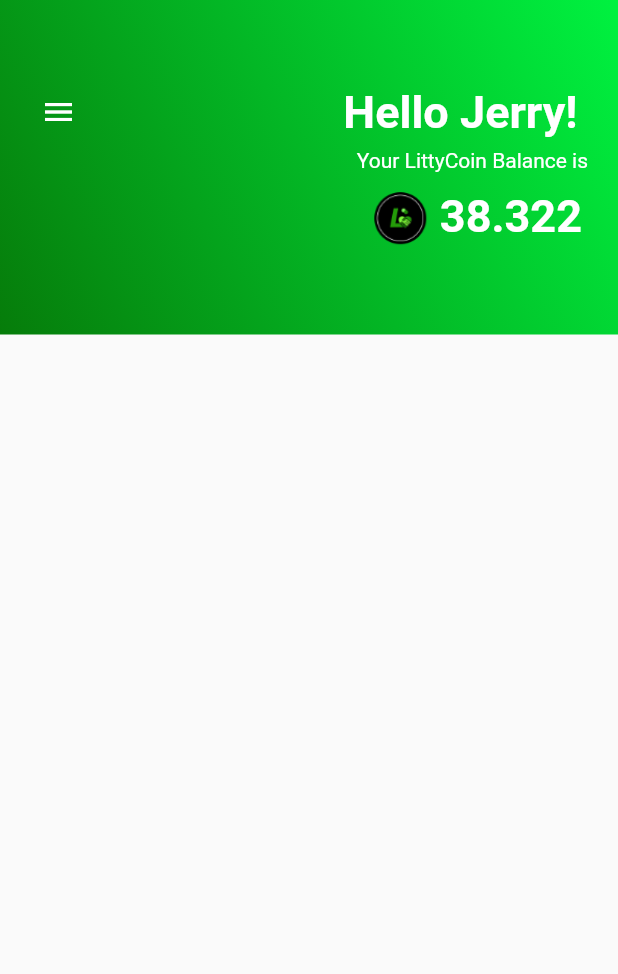
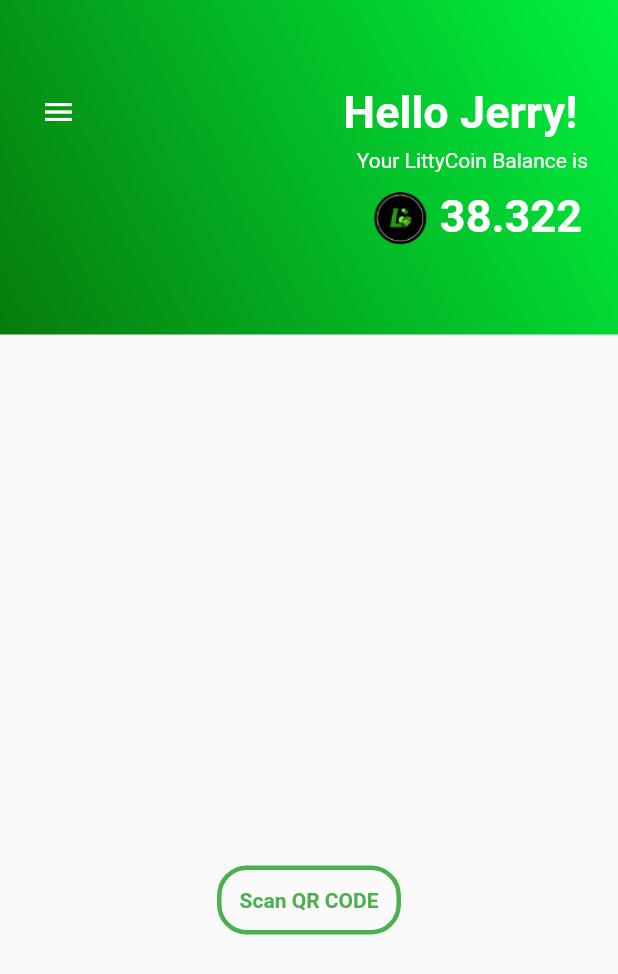
Before and after one commit to jerryjaimon/ingress-litterally, a Flutter app: the screen it shows after launch, on a phone screen of 412 x 824 dp. Shown: the top 974 px of the screen. Run offline on Flutter 3.47's test engine with Material 2 defaults, Android fonts, the phone set to English and light mode, and no system bars; missing offline and left inert: barcode_scan; Roboto replaces fonts that are missing (Montserrat).

Commit message:
Added QR code

```diff
--- a/litterally-app/lib/pages/homepage.dart
+++ b/litterally-app/lib/pages/homepage.dart
@@ -1,7 +1,14 @@
 import 'package:flutter/cupertino.dart';
 import 'package:flutter/material.dart';
+import 'package:barcode_scan/barcode_scan.dart';
+import 'scanpage.dart';
 
-class HomePage extends StatelessWidget {
+class HomePage extends StatefulWidget {
+  @override
+  _HomePageState createState() => _HomePageState();
+}
+
+class _HomePageState extends State<HomePage> {
   double littycoin = 38.322;
   @override
   Widget build(BuildContext context) {
@@ -76,9 +83,38 @@ class HomePage extends StatelessWidget {
                 ),
               ],
             ),
+          ),
+          Container(
+            child: Column(
+              children: [
+                flatButton("Scan QR CODE", ScanPage()),
+                SizedBox(
+                  height: 200,
+                )
+              ],
+            ),
           )
         ],
       ),
     ));
   }
+
+  Widget flatButton(String text, Widget widget) {
+    return FlatButton(
+      padding: EdgeInsets.all(15.0),
+      onPressed: () async {
+        String codeSanner = await BarcodeScanner.scan(); //barcode scnner
+        setState(() {
+          littycoin += int.parse(codeSanner);
+        });
+      },
+      child: Text(
+        text,
+        style: TextStyle(color: Colors.green, fontWeight: FontWeight.bold),
+      ),
+      shape: RoundedRectangleBorder(
+          side: BorderSide(color: Colors.green, width: 3.0),
+          borderRadius: BorderRadius.circular(20.0)),
+    );
+  }
 }
--- a/litterally-app/pubspec.yaml
+++ b/litterally-app/pubspec.yaml
@@ -28,6 +28,8 @@ dependencies:
   # The following adds the Cupertino Icons font to your application.
   # Use with the CupertinoIcons class for iOS style icons.
   cupertino_icons: ^1.0.0
+  barcode_scan: ^2.0.1
+  web3dart: ^1.2.3
 
 dev_dependencies:
   flutter_test:
```
Also changed, not shown: litterally-app/lib/pages/scanpage.dart (added, +13 -0 lines), litterally-app/pubspec.lock.
